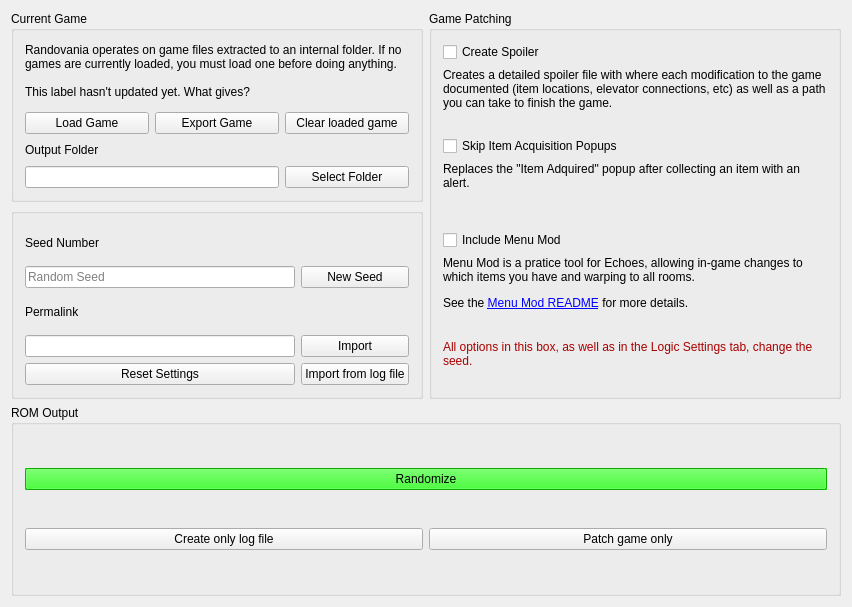
First picture: the form in randovania/gui/iso_management_window.ui, repository randovania/randovania, before the edit.
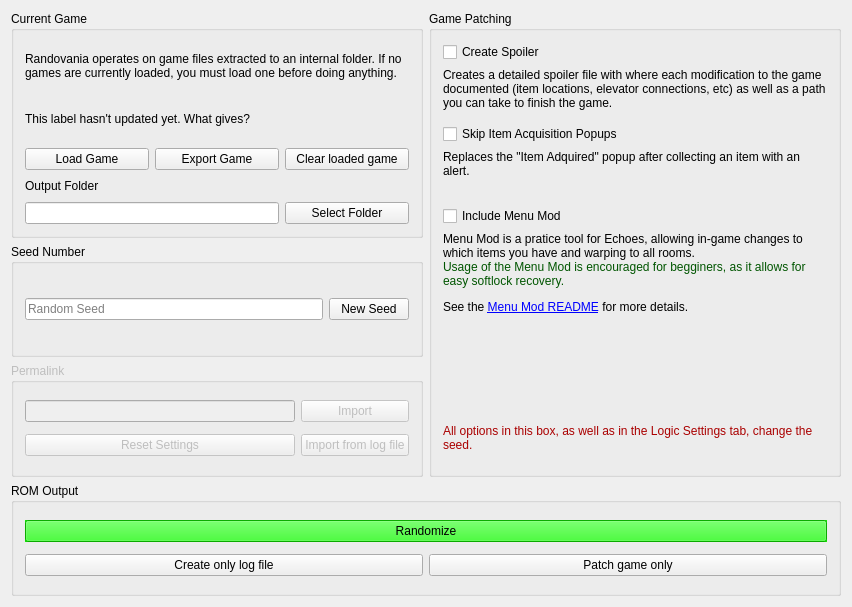
Second picture: the form after the edit.

Commit message: Improving usability and readability of screens

What changed in the file:
```diff
--- a/randovania/gui/iso_management_window.ui
+++ b/randovania/gui/iso_management_window.ui
@@ -21,7 +21,517 @@
     </size>
    </property>
    <layout class="QGridLayout" name="gridLayout">
-    <item row="0" column="0" colspan="2">
+    <item row="5" column="0" colspan="4">
+     <widget class="QGroupBox" name="rom_output_box">
+      <property name="title">
+       <string>ROM Output</string>
+      </property>
+      <layout class="QGridLayout" name="gridLayout_3">
+       <item row="0" column="0" colspan="2">
+        <widget class="QPushButton" name="randomize_and_export_button">
+         <property name="palette">
+          <palette>
+           <active>
+            <colorrole role="WindowText">
+             <brush brushstyle="SolidPattern">
+              <color alpha="255">
+               <red>0</red>
+               <green>0</green>
+               <blue>0</blue>
+              </color>
+             </brush>
+            </colorrole>
+            <colorrole role="Button">
+             <brush brushstyle="SolidPattern">
+              <color alpha="255">
+               <red>16</red>
+               <green>240</green>
+               <blue>0</blue>
+              </color>
+             </brush>
+            </colorrole>
+            <colorrole role="Light">
+             <brush brushstyle="SolidPattern">
+              <color alpha="255">
+               <red>115</red>
+               <green>255</green>
+               <blue>105</blue>
+              </color>
+             </brush>
+            </colorrole>
+            <colorrole role="Midlight">
+             <brush brushstyle="SolidPattern">
+              <color alpha="255">
+               <red>65</red>
+               <green>247</green>
+               <blue>52</blue>
+              </color>
+             </brush>
+            </colorrole>
+            <colorrole role="Dark">
+             <brush brushstyle="SolidPattern">
+              <color alpha="255">
+               <red>8</red>
+               <green>120</green>
+               <blue>0</blue>
+              </color>
+             </brush>
+            </colorrole>
+            <colorrole role="Mid">
+             <brush brushstyle="SolidPattern">
+              <color alpha="255">
+               <red>10</red>
+               <green>160</green>
+               <blue>0</blue>
+              </color>
+             </brush>
+            </colorrole>
+            <colorrole role="Text">
+             <brush brushstyle="SolidPattern">
+              <color alpha="255">
+               <red>0</red>
+               <green>0</green>
+               <blue>0</blue>
+              </color>
+             </brush>
+            </colorrole>
+            <colorrole role="BrightText">
+             <brush brushstyle="SolidPattern">
+              <color alpha="255">
+               <red>255</red>
+               <green>255</green>
+               <blue>255</blue>
+              </color>
+             </brush>
+            </colorrole>
+            <colorrole role="ButtonText">
+             <brush brushstyle="SolidPattern">
+              <color alpha="255">
+               <red>0</red>
+               <green>0</green>
+               <blue>0</blue>
+              </color>
+             </brush>
+            </colorrole>
+            <colorrole role="Base">
+             <brush brushstyle="SolidPattern">
+              <color alpha="255">
+               <red>255</red>
+               <green>255</green>
+               <blue>255</blue>
+              </color>
+             </brush>
+            </colorrole>
+            <colorrole role="Window">
+             <brush brushstyle="SolidPattern">
+              <color alpha="255">
+               <red>16</red>
+               <green>240</green>
+               <blue>0</blue>
+              </color>
+             </brush>
+            </colorrole>
+            <colorrole role="Shadow">
+             <brush brushstyle="SolidPattern">
+              <color alpha="255">
+               <red>0</red>
+               <green>0</green>
+               <blue>0</blue>
+              </color>
+             </brush>
+            </colorrole>
+            <colorrole role="AlternateBase">
+             <brush brushstyle="SolidPattern">
+              <color alpha="255">
+               <red>135</red>
+               <green>247</green>
+               <blue>127</blue>
+              </color>
+             </brush>
+            </colorrole>
+            <colorrole role="ToolTipBase">
+             <brush brushstyle="SolidPattern">
+              <color alpha="255">
+               <red>255</red>
+               <green>255</green>
+               <blue>220</blue>
+              </color>
+             </brush>
+            </colorrole>
+            <colorrole role="ToolTipText">
+             <brush brushstyle="SolidPattern">
+              <color alpha="255">
+               <red>0</red>
+               <green>0</green>
+               <blue>0</blue>
+              </color>
+             </brush>
+            </colorrole>
+           </active>
+           <inactive>
+            <colorrole role="WindowText">
+             <brush brushstyle="SolidPattern">
+              <color alpha="255">
+               <red>0</red>
+               <green>0</green>
+               <blue>0</blue>
+              </color>
+             </brush>
+            </colorrole>
+            <colorrole role="Button">
+             <brush brushstyle="SolidPattern">
+              <color alpha="255">
+               <red>16</red>
+               <green>240</green>
+               <blue>0</blue>
+              </color>
+             </brush>
+            </colorrole>
+            <colorrole role="Light">
+             <brush brushstyle="SolidPattern">
+              <color alpha="255">
+               <red>115</red>
+               <green>255</green>
+               <blue>105</blue>
+              </color>
+             </brush>
+            </colorrole>
+            <colorrole role="Midlight">
+             <brush brushstyle="SolidPattern">
+              <color alpha="255">
+               <red>65</red>
+               <green>247</green>
+               <blue>52</blue>
+              </color>
+             </brush>
+            </colorrole>
+            <colorrole role="Dark">
+             <brush brushstyle="SolidPattern">
+              <color alpha="255">
+               <red>8</red>
+               <green>120</green>
+               <blue>0</blue>
+              </color>
+             </brush>
+            </colorrole>
+            <colorrole role="Mid">
+             <brush brushstyle="SolidPattern">
+              <color alpha="255">
+               <red>10</red>
+               <green>160</green>
+               <blue>0</blue>
+              </color>
+             </brush>
+            </colorrole>
+            <colorrole role="Text">
+             <brush brushstyle="SolidPattern">
+              <color alpha="255">
+               <red>0</red>
+               <green>0</green>
+               <blue>0</blue>
+              </color>
+             </brush>
+            </colorrole>
+            <colorrole role="BrightText">
+             <brush brushstyle="SolidPattern">
+              <color alpha="255">
+               <red>255</red>
+               <green>255</green>
+               <blue>255</blue>
+              </color>
+             </brush>
+            </colorrole>
+            <colorrole role="ButtonText">
+             <brush brushstyle="SolidPattern">
+              <color alpha="255">
+               <red>0</red>
+               <green>0</green>
+               <blue>0</blue>
+              </color>
+             </brush>
+            </colorrole>
+            <colorrole role="Base">
+             <brush brushstyle="SolidPattern">
+              <color alpha="255">
+               <red>255</red>
+               <green>255</green>
+               <blue>255</blue>
+              </color>
+             </brush>
+            </colorrole>
+            <colorrole role="Window">
+             <brush brushstyle="SolidPattern">
+              <color alpha="255">
+               <red>16</red>
+               <green>240</green>
+               <blue>0</blue>
+              </color>
+             </brush>
+            </colorrole>
+            <colorrole role="Shadow">
+             <brush brushstyle="SolidPattern">
+              <color alpha="255">
+               <red>0</red>
+               <green>0</green>
+               <blue>0</blue>
+              </color>
+             </brush>
+            </colorrole>
+            <colorrole role="AlternateBase">
+             <brush brushstyle="SolidPattern">
+              <color alpha="255">
+               <red>135</red>
+               <green>247</green>
+               <blue>127</blue>
+              </color>
+             </brush>
+            </colorrole>
+            <colorrole role="ToolTipBase">
+             <brush brushstyle="SolidPattern">
+              <color alpha="255">
+               <red>255</red>
+               <green>255</green>
+               <blue>220</blue>
+              </color>
+             </brush>
+            </colorrole>
+            <colorrole role="ToolTipText">
+             <brush brushstyle="SolidPattern">
+              <color alpha="255">
+               <red>0</red>
+               <green>0</green>
+               <blue>0</blue>
+              </color>
+             </brush>
+            </colorrole>
+           </inactive>
+           <disabled>
+            <colorrole role="WindowText">
+             <brush brushstyle="SolidPattern">
+              <color alpha="255">
+               <red>8</red>
+               <green>120</green>
+               <blue>0</blue>
+              </color>
+             </brush>
+            </colorrole>
+            <colorrole role="Button">
+             <brush brushstyle="SolidPattern">
+              <color alpha="255">
+               <red>16</red>
+               <green>240</green>
+               <blue>0</blue>
+              </color>
+             </brush>
+            </colorrole>
+            <colorrole role="Light">
+             <brush brushstyle="SolidPattern">
+              <color alpha="255">
+               <red>115</red>
+               <green>255</green>
+               <blue>105</blue>
+              </color>
+             </brush>
+            </colorrole>
+            <colorrole role="Midlight">
+             <brush brushstyle="SolidPattern">
+              <color alpha="255">
+               <red>65</red>
+               <green>247</green>
+               <blue>52</blue>
+              </color>
+             </brush>
+            </colorrole>
+            <colorrole role="Dark">
+             <brush brushstyle="SolidPattern">
+              <color alpha="255">
+               <red>8</red>
+               <green>120</green>
+               <blue>0</blue>
+              </color>
+             </brush>
+            </colorrole>
+            <colorrole role="Mid">
+             <brush brushstyle="SolidPattern">
+              <color alpha="255">
+               <red>10</red>
+               <green>160</green>
+               <blue>0</blue>
+              </color>
+             </brush>
+            </colorrole>
+            <colorrole role="Text">
+             <brush brushstyle="SolidPattern">
+              <color alpha="255">
+               <red>8</red>
+               <green>120</green>
+               <blue>0</blue>
+              </color>
+             </brush>
+            </colorrole>
+            <colorrole role="BrightText">
+             <brush brushstyle="SolidPattern">
+              <color alpha="255">
+               <red>255</red>
+               <green>255</green>
+               <blue>255</blue>
+              </color>
+             </brush>
+            </colorrole>
+            <colorrole role="ButtonText">
+             <brush brushstyle="SolidPattern">
+              <color alpha="255">
+               <red>8</red>
+               <green>120</green>
+               <blue>0</blue>
+              </color>
+             </brush>
+            </colorrole>
+            <colorrole role="Base">
+             <brush brushstyle="SolidPattern">
+              <color alpha="255">
+               <red>16</red>
+               <green>240</green>
+               <blue>0</blue>
+              </color>
+             </brush>
+            </colorrole>
+            <colorrole role="Window">
+             <brush brushstyle="SolidPattern">
+              <color alpha="255">
+               <red>16</red>
+               <green>240</green>
+               <blue>0</blue>
+              </color>
+             </brush>
+            </colorrole>
+            <colorrole role="Shadow">
+             <brush brushstyle="SolidPattern">
+              <color alpha="255">
+               <red>0</red>
+               <green>0</green>
+               <blue>0</blue>
+              </color>
+             </brush>
+            </colorrole>
+            <colorrole role="AlternateBase">
+             <brush brushstyle="SolidPattern">
+              <color alpha="255">
+               <red>16</red>
+               <green>240</green>
+               <blue>0</blue>
+              </color>
+             </brush>
+            </colorrole>
+            <colorrole role="ToolTipBase">
+             <brush brushstyle="SolidPattern">
+              <color alpha="255">
+               <red>255</red>
+               <green>255</green>
+               <blue>220</blue>
+              </color>
+             </brush>
+            </colorrole>
+            <colorrole role="ToolTipText">
+             <brush brushstyle="SolidPattern">
+              <color alpha="255">
+               <red>0</red>
+               <green>0</green>
+               <blue>0</blue>
+              </color>
+             </brush>
+            </colorrole>
+           </disabled>
+          </palette>
+         </property>
+         <property name="toolTip">
+          <string>&lt;html&gt;&lt;head/&gt;&lt;body&gt;&lt;p&gt;If locked, load a game first.&lt;/p&gt;&lt;/body&gt;&lt;/html&gt;</string>
+         </property>
+         <property name="autoFillBackground">
+          <bool>true</bool>
+         </property>
+         <property name="text">
+          <string>Randomize</string>
+         </property>
+        </widget>
+       </item>
+       <item row="1" column="1">
+        <widget class="QPushButton" name="patch_game_button">
+         <property name="text">
+          <string>Patch game only</string>
+         </property>
+        </widget>
+       </item>
+       <item row="1" column="0">
+        <widget class="QPushButton" name="create_log_button">
+         <property name="text">
+          <string>Create only log file</string>
+         </property>
+        </widget>
+       </item>
+      </layout>
+     </widget>
+    </item>
+    <item row="3" column="0" colspan="2">
+     <widget class="QGroupBox" name="groupBox">
+      <property name="enabled">
+       <bool>false</bool>
+      </property>
+      <property name="title">
+       <string>Permalink</string>
+      </property>
+      <layout class="QGridLayout" name="gridLayout_5">
+       <item row="0" column="1">
+        <widget class="QPushButton" name="permalink_import_button">
+         <property name="text">
+          <string>Import</string>
+         </property>
+        </widget>
+       </item>
+       <item row="1" column="0">
+        <widget class="QPushButton" name="reset_settings_button">
+         <property name="text">
+          <string>Reset Settings</string>
+         </property>
+        </widget>
+       </item>
+       <item row="0" column="0">
+        <widget class="QLineEdit" name="permalink_edit"/>
+       </item>
+       <item row="1" column="1">
+        <widget class="QPushButton" name="permalink_import_log_button">
+         <property name="text">
+          <string>Import from log file</string>
+         </property>
+        </widget>
+       </item>
+      </layout>
+     </widget>
+    </item>
+    <item row="2" column="0" colspan="2">
+     <widget class="QGroupBox" name="seed_configuration_box">
+      <property name="title">
+       <string>Seed Number</string>
+      </property>
+      <layout class="QGridLayout" name="gridLayout_2">
+       <item row="0" column="0">
+        <widget class="QLineEdit" name="seed_number_edit">
+         <property name="placeholderText">
+          <string>Random Seed</string>
+         </property>
+        </widget>
+       </item>
+       <item row="0" column="1">
+        <widget class="QPushButton" name="seed_number_button">
+         <property name="text">
+          <string>New Seed</string>
+         </property>
+        </widget>
+       </item>
+      </layout>
+     </widget>
+    </item>
+    <item row="0" column="0" rowspan="2" colspan="2">
      <widget class="QGroupBox" name="current_game_box">
       <property name="title">
        <string>Current Game</string>
@@ -100,7 +610,7 @@
       </layout>
      </widget>
     </item>
-    <item row="0" column="2" rowspan="2" colspan="2">
+    <item row="0" column="2" rowspan="4" colspan="2">
      <widget class="QGroupBox" name="game_patching">
       <property name="title">
        <string>Game Patching</string>
@@ -128,6 +638,12 @@
        </item>
        <item row="4" column="0">
         <widget class="QLabel" name="remove_hud_popup_label">
+         <property name="maximumSize">
+          <size>
+           <width>16777215</width>
+           <height>50</height>
+          </size>
+         </property>
          <property name="text">
           <string>&lt;html&gt;&lt;head/&gt;&lt;body&gt;&lt;p&gt;Replaces the &amp;quot;Item Adquired&amp;quot; popup after collecting an item with an alert.&lt;/p&gt;&lt;/body&gt;&lt;/html&gt;</string>
          </property>
@@ -142,7 +658,7 @@
        <item row="6" column="0">
         <widget class="QLabel" name="include_menu_mod_label">
          <property name="text">
-          <string>&lt;html&gt;&lt;head/&gt;&lt;body&gt;&lt;p&gt;Menu Mod is a pratice tool for Echoes, allowing in-game changes to which items you have and warping to all rooms.&lt;/p&gt;&lt;p&gt;See the &lt;a href=&quot;https://www.dropbox.com/s/yhqqafaxfo3l4vn/Echoes%20Menu.7z?file_subpath=%2FEchoes+Menu%2Freadme.txt&quot;&gt;&lt;span style=&quot; text-decoration: underline; color:#0000ff;&quot;&gt;Menu Mod README&lt;/span&gt;&lt;/a&gt; for more details.&lt;/p&gt;&lt;/body&gt;&lt;/html&gt;</string>
+          <string>&lt;html&gt;&lt;head/&gt;&lt;body&gt;&lt;p&gt;Menu Mod is a pratice tool for Echoes, allowing in-game changes to which items you have and warping to all rooms.&lt;br/&gt;&lt;span style=&quot; color:#005500;&quot;&gt;Usage of the Menu Mod is encouraged for begginers, as it allows for easy softlock recovery.&lt;/span&gt;&lt;/p&gt;&lt;p&gt;See the &lt;a href=&quot;https://www.dropbox.com/s/yhqqafaxfo3l4vn/Echoes%20Menu.7z?file_subpath=%2FEchoes+Menu%2Freadme.txt&quot;&gt;&lt;span style=&quot; text-decoration: underline; color:#0000ff;&quot;&gt;Menu Mod README&lt;/span&gt;&lt;/a&gt; for more details.&lt;/p&gt;&lt;/body&gt;&lt;/html&gt;</string>
          </property>
          <property name="alignment">
           <set>Qt::AlignLeading|Qt::AlignLeft|Qt::AlignTop</set>
@@ -164,6 +680,12 @@
        </item>
        <item row="1" column="0">
         <widget class="QLabel" name="create_spoiler_label">
+         <property name="maximumSize">
+          <size>
+           <width>16777215</width>
+           <height>50</height>
+          </size>
+         </property>
          <property name="text">
           <string>&lt;html&gt;&lt;head/&gt;&lt;body&gt;&lt;p&gt;Creates a detailed spoiler file with where each modification to the game documented (item locations, elevator connections, etc) as well as a path you can take to finish the game.&lt;/p&gt;&lt;/body&gt;&lt;/html&gt;</string>
          </property>
@@ -177,17 +699,20 @@
        </item>
        <item row="7" column="0">
         <widget class="QLabel" name="label">
+         <property name="maximumSize">
+          <size>
+           <width>16777215</width>
+           <height>50</height>
+          </size>
+         </property>
          <property name="font">
           <font>
            <weight>50</weight>
            <bold>false</bold>
           </font>
          </property>
-         <property name="styleSheet">
-          <string notr="true">color: rgb(170, 0, 0) </string>
-         </property>
          <property name="text">
-          <string>All options in this box, as well as in the Logic Settings tab, change the seed.</string>
+          <string>&lt;html&gt;&lt;head/&gt;&lt;body&gt;&lt;p&gt;&lt;span style=&quot; color:#aa0000;&quot;&gt;All options in this box, as well as in the Logic Settings tab, change the seed.&lt;/span&gt;&lt;/p&gt;&lt;/body&gt;&lt;/html&gt;</string>
          </property>
          <property name="wordWrap">
           <bool>true</bool>
@@ -197,518 +722,6 @@
       </layout>
      </widget>
     </item>
-    <item row="1" column="0" colspan="2">
-     <widget class="QGroupBox" name="seed_configuration_box">
-      <property name="title">
-       <string/>
-      </property>
-      <layout class="QGridLayout" name="gridLayout_2">
-       <item row="2" column="0">
-        <widget class="QLabel" name="permalink_label">
-         <property name="text">
-          <string>Permalink</string>
-         </property>
-        </widget>
-       </item>
-       <item row="3" column="0">
-        <widget class="QLineEdit" name="permalink_edit"/>
-       </item>
-       <item row="1" column="0">
-        <widget class="QLineEdit" name="seed_number_edit">
-         <property name="placeholderText">
-          <string>Random Seed</string>
-         </property>
-        </widget>
-       </item>
-       <item row="4" column="1">
-        <widget class="QPushButton" name="permalink_import_log_button">
-         <property name="text">
-          <string>Import from log file</string>
-         </property>
-        </widget>
-       </item>
-       <item row="0" column="0">
-        <widget class="QLabel" name="seed_number_label">
-         <property name="text">
-          <string>Seed Number</string>
-         </property>
-        </widget>
-       </item>
-       <item row="1" column="1">
-        <widget class="QPushButton" name="seed_number_button">
-         <property name="text">
-          <string>New Seed</string>
-         </property>
-        </widget>
-       </item>
-       <item row="3" column="1">
-        <widget class="QPushButton" name="permalink_import_button">
-         <property name="text">
-          <string>Import</string>
-         </property>
-        </widget>
-       </item>
-       <item row="4" column="0">
-        <widget class="QPushButton" name="reset_settings_button">
-         <property name="text">
-          <string>Reset Settings</string>
-         </property>
-        </widget>
-       </item>
-      </layout>
-     </widget>
-    </item>
-    <item row="2" column="0" colspan="4">
-     <widget class="QGroupBox" name="rom_output_box">
-      <property name="title">
-       <string>ROM Output</string>
-      </property>
-      <layout class="QGridLayout" name="gridLayout_3">
-       <item row="0" column="0" colspan="2">
-        <widget class="QPushButton" name="randomize_and_export_button">
-         <property name="palette">
-          <palette>
-           <active>
-            <colorrole role="WindowText">
-             <brush brushstyle="SolidPattern">
-              <color alpha="255">
-               <red>0</red>
-               <green>0</green>
-               <blue>0</blue>
-              </color>
-             </brush>
-            </colorrole>
-            <colorrole role="Button">
-             <brush brushstyle="SolidPattern">
-              <color alpha="255">
-               <red>16</red>
-               <green>240</green>
-               <blue>0</blue>
-              </color>
-             </brush>
-            </colorrole>
-            <colorrole role="Light">
-             <brush brushstyle="SolidPattern">
-              <color alpha="255">
-               <red>115</red>
-               <green>255</green>
-               <blue>105</blue>
-              </color>
-             </brush>
-            </colorrole>
-            <colorrole role="Midlight">
-             <brush brushstyle="SolidPattern">
-              <color alpha="255">
-               <red>65</red>
-               <green>247</green>
-               <blue>52</blue>
-              </color>
-             </brush>
-            </colorrole>
-            <colorrole role="Dark">
-             <brush brushstyle="SolidPattern">
-              <color alpha="255">
-               <red>8</red>
-               <green>120</green>
-               <blue>0</blue>
-              </color>
-             </brush>
-            </colorrole>
-            <colorrole role="Mid">
-             <brush brushstyle="SolidPattern">
-              <color alpha="255">
-               <red>10</red>
-               <green>160</green>
-               <blue>0</blue>
-              </color>
-             </brush>
-            </colorrole>
-            <colorrole role="Text">
-             <brush brushstyle="SolidPattern">
-              <color alpha="255">
-               <red>0</red>
-               <green>0</green>
-               <blue>0</blue>
-              </color>
-             </brush>
-            </colorrole>
-            <colorrole role="BrightText">
-             <brush brushstyle="SolidPattern">
-              <color alpha="255">
-               <red>255</red>
-               <green>255</green>
-               <blue>255</blue>
-              </color>
-             </brush>
-            </colorrole>
-            <colorrole role="ButtonText">
-             <brush brushstyle="SolidPattern">
-              <color alpha="255">
-               <red>0</red>
-               <green>0</green>
-               <blue>0</blue>
-              </color>
-             </brush>
-            </colorrole>
-            <colorrole role="Base">
-             <brush brushstyle="SolidPattern">
-              <color alpha="255">
-               <red>255</red>
-               <green>255</green>
-               <blue>255</blue>
-              </color>
-             </brush>
-            </colorrole>
-            <colorrole role="Window">
-             <brush brushstyle="SolidPattern">
-              <color alpha="255">
-               <red>16</red>
-               <green>240</green>
-               <blue>0</blue>
-              </color>
-             </brush>
-            </colorrole>
-            <colorrole role="Shadow">
-             <brush brushstyle="SolidPattern">
-              <color alpha="255">
-               <red>0</red>
-               <green>0</green>
-               <blue>0</blue>
-              </color>
-             </brush>
-            </colorrole>
-            <colorrole role="AlternateBase">
-             <brush brushstyle="SolidPattern">
-              <color alpha="255">
-               <red>135</red>
-               <green>247</green>
-               <blue>127</blue>
-              </color>
-             </brush>
-            </colorrole>
-            <colorrole role="ToolTipBase">
-             <brush brushstyle="SolidPattern">
-              <color alpha="255">
-               <red>255</red>
-               <green>255</green>
-               <blue>220</blue>
-              </color>
-             </brush>
-            </colorrole>
-            <colorrole role="ToolTipText">
-             <brush brushstyle="SolidPattern">
-              <color alpha="255">
-               <red>0</red>
-               <green>0</green>
-               <blue>0</blue>
-              </color>
-             </brush>
-            </colorrole>
-           </active>
-           <inactive>
-            <colorrole role="WindowText">
-             <brush brushstyle="SolidPattern">
-              <color alpha="255">
-               <red>0</red>
-               <green>0</green>
-               <blue>0</blue>
-              </color>
-             </brush>
-            </colorrole>
-            <colorrole role="Button">
-             <brush brushstyle="SolidPattern">
-              <color alpha="255">
-               <red>16</red>
-               <green>240</green>
-               <blue>0</blue>
-              </color>
-             </brush>
-            </colorrole>
-            <colorrole role="Light">
-             <brush brushstyle="SolidPattern">
-              <color alpha="255">
-               <red>115</red>
-               <green>255</green>
-               <blue>105</blue>
-              </color>
-             </brush>
-            </colorrole>
-            <colorrole role="Midlight">
-             <brush brushstyle="SolidPattern">
-              <color alpha="255">
-               <red>65</red>
-               <green>247</green>
-               <blue>52</blue>
-              </color>
-             </brush>
-            </colorrole>
-            <colorrole role="Dark">
-             <brush brushstyle="SolidPattern">
-              <color alpha="255">
-               <red>8</red>
-               <green>120</green>
-               <blue>0</blue>
-              </color>
-             </brush>
-            </colorrole>
-            <colorrole role="Mid">
-             <brush brushstyle="SolidPattern">
-              <color alpha="255">
-               <red>10</red>
-               <green>160</green>
-               <blue>0</blue>
-              </color>
-             </brush>
-            </colorrole>
-            <colorrole role="Text">
-             <brush brushstyle="SolidPattern">
-              <color alpha="255">
-               <red>0</red>
-               <green>0</green>
-               <blue>0</blue>
-              </color>
-             </brush>
-            </colorrole>
-            <colorrole role="BrightText">
-             <brush brushstyle="SolidPattern">
-              <color alpha="255">
-               <red>255</red>
-               <green>255</green>
-               <blue>255</blue>
-              </color>
-             </brush>
-            </colorrole>
-            <colorrole role="ButtonText">
-             <brush brushstyle="SolidPattern">
-              <color alpha="255">
-               <red>0</red>
-               <green>0</green>
-               <blue>0</blue>
-              </color>
-             </brush>
-            </colorrole>
-            <colorrole role="Base">
-             <brush brushstyle="SolidPattern">
-              <color alpha="255">
-               <red>255</red>
-               <green>255</green>
-               <blue>255</blue>
-              </color>
-             </brush>
-            </colorrole>
-            <colorrole role="Window">
-             <brush brushstyle="SolidPattern">
-              <color alpha="255">
-               <red>16</red>
-               <green>240</green>
-               <blue>0</blue>
-              </color>
-             </brush>
-            </colorrole>
-            <colorrole role="Shadow">
-             <brush brushstyle="SolidPattern">
-              <color alpha="255">
-               <red>0</red>
-               <green>0</green>
-               <blue>0</blue>
-              </color>
-             </brush>
-            </colorrole>
-            <colorrole role="AlternateBase">
-             <brush brushstyle="SolidPattern">
-              <color alpha="255">
-               <red>135</red>
-               <green>247</green>
-               <blue>127</blue>
-              </color>
-             </brush>
-            </colorrole>
-            <colorrole role="ToolTipBase">
-             <brush brushstyle="SolidPattern">
-              <color alpha="255">
-               <red>255</red>
-               <green>255</green>
-               <blue>220</blue>
-              </color>
-             </brush>
-            </colorrole>
-            <colorrole role="ToolTipText">
-             <brush brushstyle="SolidPattern">
-              <color alpha="255">
-               <red>0</red>
-               <green>0</green>
-               <blue>0</blue>
-              </color>
-             </brush>
-            </colorrole>
-           </inactive>
-           <disabled>
-            <colorrole role="WindowText">
-             <brush brushstyle="SolidPattern">
-              <color alpha="255">
-               <red>8</red>
-               <green>120</green>
-               <blue>0</blue>
-              </color>
-             </brush>
-            </colorrole>
-            <colorrole role="Button">
-             <brush brushstyle="SolidPattern">
-              <color alpha="255">
-               <red>16</red>
-               <green>240</green>
-               <blue>0</blue>
-              </color>
-             </brush>
-            </colorrole>
-            <colorrole role="Light">
-             <brush brushstyle="SolidPattern">
-              <color alpha="255">
-               <red>115</red>
-               <green>255</green>
-               <blue>105</blue>
-              </color>
-             </brush>
-            </colorrole>
-            <colorrole role="Midlight">
-             <brush brushstyle="SolidPattern">
-              <color alpha="255">
-               <red>65</red>
-               <green>247</green>
-               <blue>52</blue>
-              </color>
-             </brush>
-            </colorrole>
-            <colorrole role="Dark">
-             <brush brushstyle="SolidPattern">
-              <color alpha="255">
-               <red>8</red>
-               <green>120</green>
-               <blue>0</blue>
-              </color>
-             </brush>
-            </colorrole>
-            <colorrole role="Mid">
-             <brush brushstyle="SolidPattern">
-              <color alpha="255">
-               <red>10</red>
-               <green>160</green>
-               <blue>0</blue>
-              </color>
-             </brush>
-            </colorrole>
-            <colorrole role="Text">
-             <brush brushstyle="SolidPattern">
-              <color alpha="255">
-               <red>8</red>
-               <green>120</green>
-               <blue>0</blue>
-              </color>
-             </brush>
-            </colorrole>
-            <colorrole role="BrightText">
-             <brush brushstyle="SolidPattern">
-              <color alpha="255">
-               <red>255</red>
-               <green>255</green>
-               <blue>255</blue>
-              </color>
-             </brush>
-            </colorrole>
-            <colorrole role="ButtonText">
-             <brush brushstyle="SolidPattern">
-              <color alpha="255">
-               <red>8</red>
-               <green>120</green>
-               <blue>0</blue>
-              </color>
-             </brush>
-            </colorrole>
-            <colorrole role="Base">
-             <brush brushstyle="SolidPattern">
-              <color alpha="255">
-               <red>16</red>
-               <green>240</green>
-               <blue>0</blue>
-              </color>
-             </brush>
-            </colorrole>
-            <colorrole role="Window">
-             <brush brushstyle="SolidPattern">
-              <color alpha="255">
-               <red>16</red>
-               <green>240</green>
-               <blue>0</blue>
-              </color>
-             </brush>
-            </colorrole>
-            <colorrole role="Shadow">
-             <brush brushstyle="SolidPattern">
-              <color alpha="255">
-               <red>0</red>
-               <green>0</green>
-               <blue>0</blue>
-              </color>
-             </brush>
-            </colorrole>
-            <colorrole role="AlternateBase">
-             <brush brushstyle="SolidPattern">
-              <color alpha="255">
-               <red>16</red>
-               <green>240</green>
-               <blue>0</blue>
-              </color>
-             </brush>
-            </colorrole>
-            <colorrole role="ToolTipBase">
-             <brush brushstyle="SolidPattern">
-              <color alpha="255">
-               <red>255</red>
-               <green>255</green>
-               <blue>220</blue>
-              </color>
-             </brush>
-            </colorrole>
-            <colorrole role="ToolTipText">
-             <brush brushstyle="SolidPattern">
-              <color alpha="255">
-               <red>0</red>
-               <green>0</green>
-               <blue>0</blue>
-              </color>
-             </brush>
-            </colorrole>
-           </disabled>
-          </palette>
-         </property>
-         <property name="toolTip">
-          <string>&lt;html&gt;&lt;head/&gt;&lt;body&gt;&lt;p&gt;If locked, load a game first.&lt;/p&gt;&lt;/body&gt;&lt;/html&gt;</string>
-         </property>
-         <property name="autoFillBackground">
-          <bool>true</bool>
-         </property>
-         <property name="text">
-          <string>Randomize</string>
-         </property>
-        </widget>
-       </item>
-       <item row="1" column="1">
-        <widget class="QPushButton" name="patch_game_button">
-         <property name="text">
-          <string>Patch game only</string>
-         </property>
-        </widget>
-       </item>
-       <item row="1" column="0">
-        <widget class="QPushButton" name="create_log_button">
-         <property name="text">
-          <string>Create only log file</string>
-         </property>
-        </widget>
-       </item>
-      </layout>
-     </widget>
-    </item>
    </layout>
   </widget>
   <widget class="QMenuBar" name="menuBar">
```
The commit also changes 1 other file.
